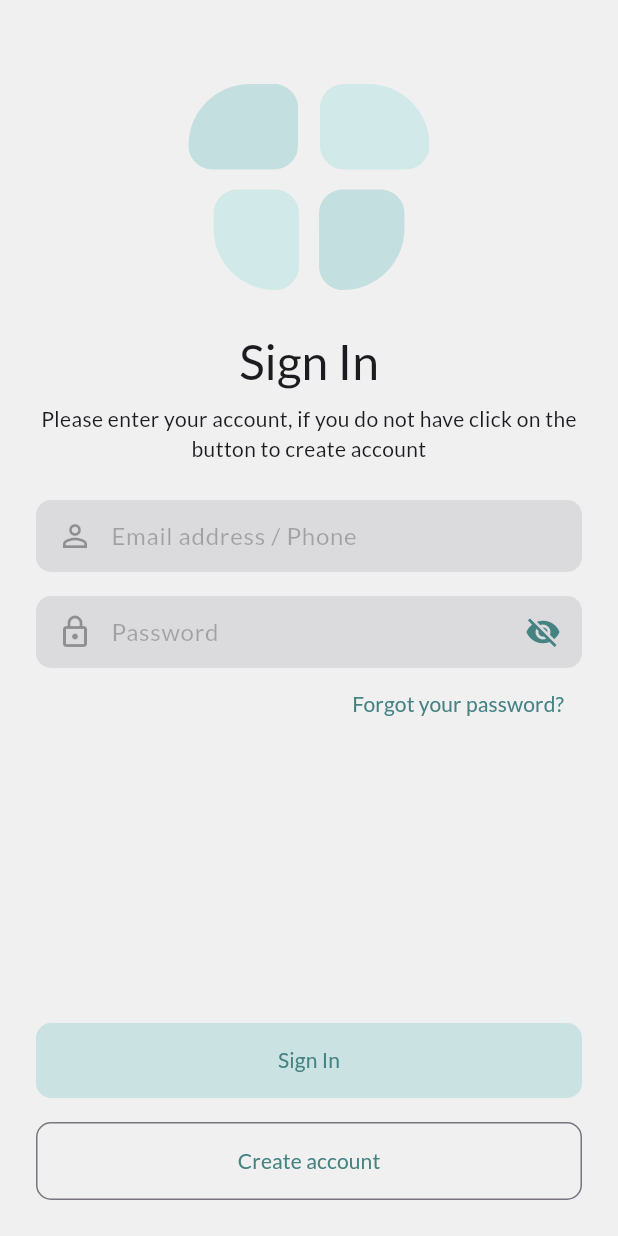
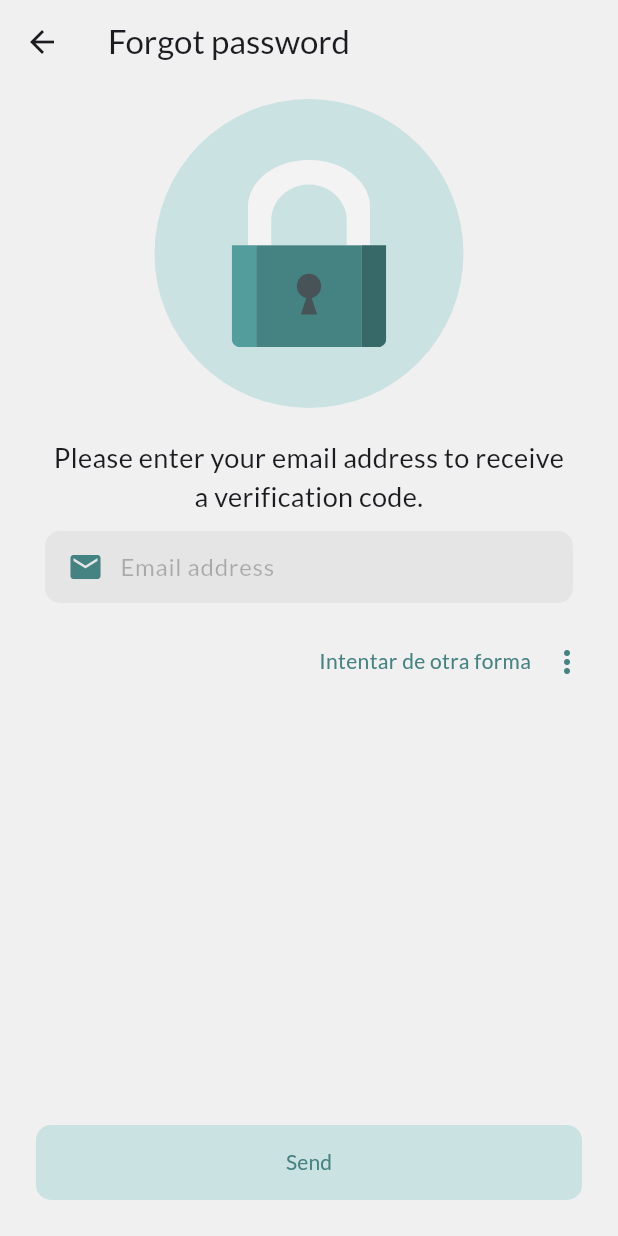
Before and after one commit to carlitosxx/new_vgp, a Flutter app: the screen it shows after launch, after a tap on "Siguiente", after a tap on the "visibility" icon, after a tap on "Forgot your password?", on a phone screen of 412 x 824 dp. Run offline on Flutter 3.47's test engine with Material 2 defaults, Android fonts, the phone set to English and light mode, and no system bars; our stand-ins replace flutter_riverpod, flutter_svg, go_router, google_fonts, i18n_extension.

Commit message:
feat: forgot password

```diff
--- a/lib/src/presentation/pages/auth/auth.i18n.dart
+++ b/lib/src/presentation/pages/auth/auth.i18n.dart
@@ -15,6 +15,11 @@ const kHintPhone = 'kHintPhone';
 /// View Register
 const kRegister = 'kRegister';
 const kRegisterMessage = 'kRegisterMessage';
+
+/// View Forgot Password
+const kForgotPasswordTitle = 'kForgotPasswordTitle';
+const kForgotPasswordMessage = 'kForgotPasswordMessage';
+const kSend = 'kSend';
 
 /// This extension method contains all
 /// the strings for the view
@@ -70,6 +75,21 @@ extension SplashStrings on String {
     kHintPhone: {
       "en_us": "Phone number",
       "es_es": "Numero de telefono",
+    },
+    //Forgot password
+    kForgotPasswordTitle: {
+      "en_us": "Forgot password",
+      "es_es": "Olvido la contraseña",
+    },
+    kForgotPasswordMessage: {
+      "en_us":
+          "Please enter your email address to receive a verification code.",
+      "es_es":
+          "Por favor ingrese su correo electrónico para recibir un código de verificación.",
+    },
+    kSend: {
+      "en_us": "Send",
+      "es_es": "Enviar",
     }
   });
 
--- /dev/null
+++ b/lib/src/presentation/pages/auth/views/forgot_password_phone.view.dart
@@ -0,0 +1,163 @@
+import 'package:flutter/material.dart';
+import 'package:flutter_svg/flutter_svg.dart';
+import 'package:new_vgp/src/presentation/pages/auth/auth.i18n.dart';
+import 'package:new_vgp/src/presentation/widgets/button.widget.dart';
+
+class ForgotPasswordPhoneView extends StatefulWidget {
+  const ForgotPasswordPhoneView({super.key});
+
+  @override
+  State<ForgotPasswordPhoneView> createState() =>
+      _ForgotPasswordPhoneViewState();
+}
+
+class _ForgotPasswordPhoneViewState extends State<ForgotPasswordPhoneView> {
+  final emailController = TextEditingController();
+  @override
+  Widget build(BuildContext context) {
+    return Scaffold(
+      resizeToAvoidBottomInset: false,
+      appBar: AppBar(
+        title: Text(kForgotPasswordTitle.i18n),
+      ),
+      body: CustomScrollView(
+        physics: const ClampingScrollPhysics(),
+        slivers: [
+          SliverToBoxAdapter(
+            child: Column(
+              children: [
+                Padding(
+                  padding: const EdgeInsets.symmetric(vertical: 10),
+                  child: CircleAvatar(
+                    backgroundColor:
+                        Theme.of(context).colorScheme.primaryContainer,
+                    radius: MediaQuery.of(context).size.width / 4,
+                    child: SvgPicture.asset(
+                      'assets/svg/icons/padlock.svg',
+                      width: MediaQuery.of(context).size.width / 4,
+                    ),
+                  ),
+                ),
+                Padding(
+                  padding:
+                      const EdgeInsets.symmetric(horizontal: 30, vertical: 10),
+                  child: Text(
+                    kForgotPasswordMessage.i18n,
+                    textAlign: TextAlign.center,
+                    style: TextStyle(
+                      fontSize: 18,
+                      color: Theme.of(context).colorScheme.onBackground,
+                    ),
+                  ),
+                ),
+                // Align(
+                //   alignment: Alignment.centerLeft,
+                //   child: Padding(
+                //     padding: const EdgeInsets.symmetric(
+                //       horizontal: 30,
+                //       vertical: 10,
+                //     ),
+                //     child: Text(
+                //       kHintEmail.i18n,
+                //       style: TextStyle(
+                //         color: Theme.of(context).colorScheme.outline,
+                //       ),
+                //     ),
+                //   ),
+                // ),
+                Container(
+                  margin: const EdgeInsets.fromLTRB(30, 0, 30, 7),
+                  decoration: BoxDecoration(
+                    borderRadius: BorderRadius.circular(10),
+                    color: Theme.of(context)
+                        .colorScheme
+                        .onBackground
+                        .withOpacity(.05),
+                  ),
+                  child: Stack(
+                    children: [
+                      Positioned(
+                        left: 15,
+                        top: 12,
+                        child: Icon(
+                          Icons.email,
+                          color: Theme.of(context).colorScheme.primary,
+                        ),
+                      ),
+                      Container(
+                        padding: const EdgeInsets.only(left: 50, right: 16),
+                        child: TextField(
+                          controller: emailController,
+                          maxLength: 50,
+                          keyboardType: TextInputType.emailAddress,
+                          textAlign: TextAlign.start,
+                          style: TextStyle(
+                            color: Theme.of(context).colorScheme.onSurface,
+                          ),
+                          decoration: InputDecoration(
+                            counterText: '',
+                            border: InputBorder.none,
+                            hintText: kHintEmail.i18n,
+                            hintStyle: TextStyle(
+                              color: Theme.of(context)
+                                  .colorScheme
+                                  .onBackground
+                                  .withOpacity(0.3),
+                            ),
+                          ),
+                        ),
+                      ),
+                    ],
+                  ),
+                ),
+                Padding(
+                  padding: const EdgeInsets.only(right: 10, top: 8),
+                  child: Align(
+                    alignment: Alignment.centerRight,
+                    child: Row(
+                      mainAxisAlignment: MainAxisAlignment.end,
+                      children: [
+                        Text(
+                          'Intentar de otra forma',
+                          textAlign: TextAlign.right,
+                          style: TextStyle(
+                              color: Theme.of(context).colorScheme.primary),
+                        ),
+                        PopupMenuButton(
+                            icon: Icon(
+                              Icons.more_vert,
+                              color: Theme.of(context).colorScheme.primary,
+                            ),
+                            itemBuilder: (context) => [
+                                  PopupMenuItem(
+                                    onTap: () {},
+                                    child: const Text("Sms"),
+                                  ),
+                                  PopupMenuItem(
+                                    onTap: () {},
+                                    child: const Text("WhatsApp"),
+                                  ),
+                                ]),
+                      ],
+                    ),
+                  ),
+                )
+              ],
+            ),
+          )
+        ],
+      ),
+      bottomNavigationBar: Container(
+        padding: const EdgeInsets.fromLTRB(24, 0, 24, 24),
+        child: SizedBox(
+          width: double.infinity,
+          child: ButtonWidget(
+            text: kSend.i18n,
+            isPrimary: true,
+            onButtonClick: () {},
+          ),
+        ),
+      ),
+    );
+  }
+}
--- a/lib/src/presentation/pages/auth/views/register_phone.view.dart
+++ b/lib/src/presentation/pages/auth/views/register_phone.view.dart
@@ -139,7 +139,6 @@ class RegisterPhoneViewState extends ConsumerState<RegisterPhoneView> {
         ),
         bottomNavigationBar: Container(
           padding: const EdgeInsets.fromLTRB(24, 0, 24, 24),
-          // height: 148,
           child: SizedBox(
             width: double.infinity,
             child: ButtonWidget(
--- a/lib/src/presentation/pages/auth/views/signin_phone.view.dart
+++ b/lib/src/presentation/pages/auth/views/signin_phone.view.dart
@@ -93,7 +93,11 @@ class SignInPhoneViewState extends ConsumerState<SignInPhoneView> {
                     Align(
                       alignment: Alignment.centerRight,
                       child: TextButton(
-                        onPressed: () {},
+                        onPressed: () {
+                          ref
+                              .read(appRouterProvider)
+                              .pushNamed('forgot_password');
+                        },
                         child: Text(kForgotPassword.i18n),
                       ),
                     ),
--- /dev/null
+++ b/lib/src/presentation/pages/auth/views/verify_your_account_phone.view.dart
@@ -0,0 +1,10 @@
+import 'package:flutter/material.dart';
+
+class VerifyYourAccountPhoneView extends StatelessWidget {
+  const VerifyYourAccountPhoneView({super.key});
+
+  @override
+  Widget build(BuildContext context) {
+    return Container();
+  }
+}
--- a/lib/src/presentation/routes/routes.dart
+++ b/lib/src/presentation/routes/routes.dart
@@ -2,6 +2,7 @@ import 'package:flutter_riverpod/flutter_riverpod.dart';
 import 'package:go_router/go_router.dart';
 import 'package:i18n_extension/i18n_widget.dart';
 import 'package:new_vgp/src/presentation/pages/auth/auth.page.dart';
+import 'package:new_vgp/src/presentation/pages/auth/views/forgot_password_phone.view.dart';
 import 'package:new_vgp/src/presentation/pages/auth/views/register_phone.view.dart';
 import 'package:new_vgp/src/presentation/pages/splash/splash.page.dart';
 
@@ -20,6 +21,11 @@ final appRouterProvider = Provider<GoRouter>((ref) {
       name: 'register',
       path: '/register',
       builder: (context, state) => I18n(child: const RegisterPhoneView()),
-    )
+    ),
+    GoRoute(
+      name: 'forgot_password',
+      path: '/forgot_password',
+      builder: (context, state) => I18n(child: const ForgotPasswordPhoneView()),
+    ),
   ]);
 });
--- a/pubspec.yaml
+++ b/pubspec.yaml
@@ -28,6 +28,7 @@ flutter:
     - assets/svg/
     - assets/svg/logo/
     - assets/svg/countries/
+    - assets/svg/icons/
     # - assets/png/
   #   - images/a_dot_ham.jpeg
 
```
Also changed, not shown: assets/svg/icons/padlock.svg (added).
